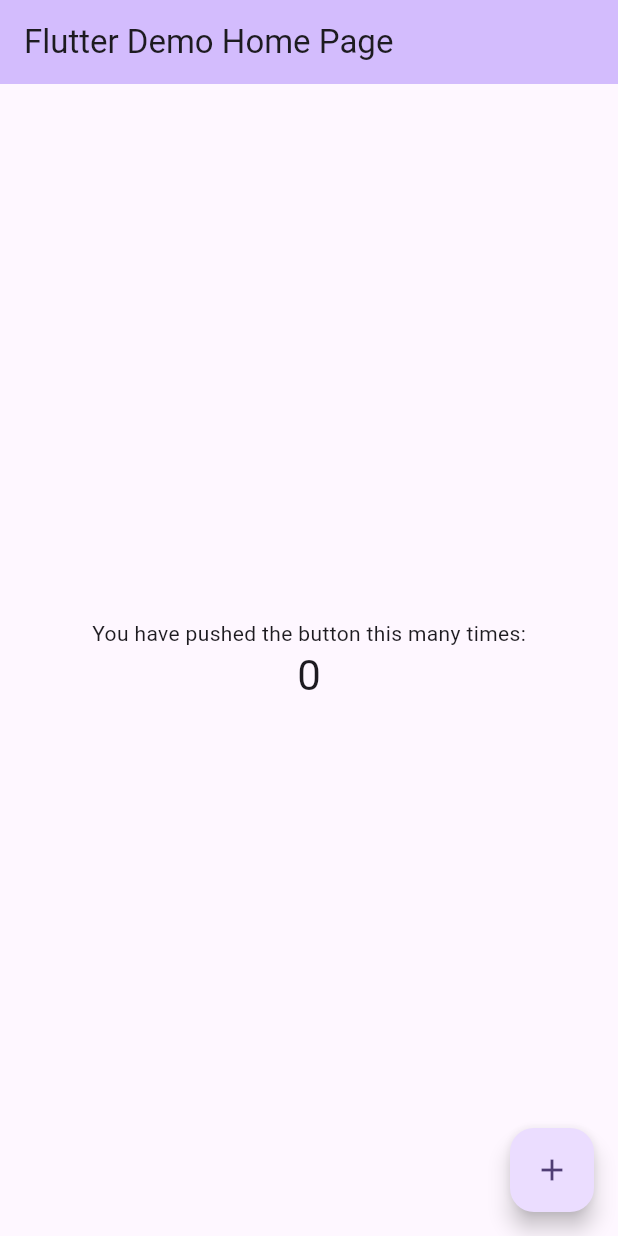
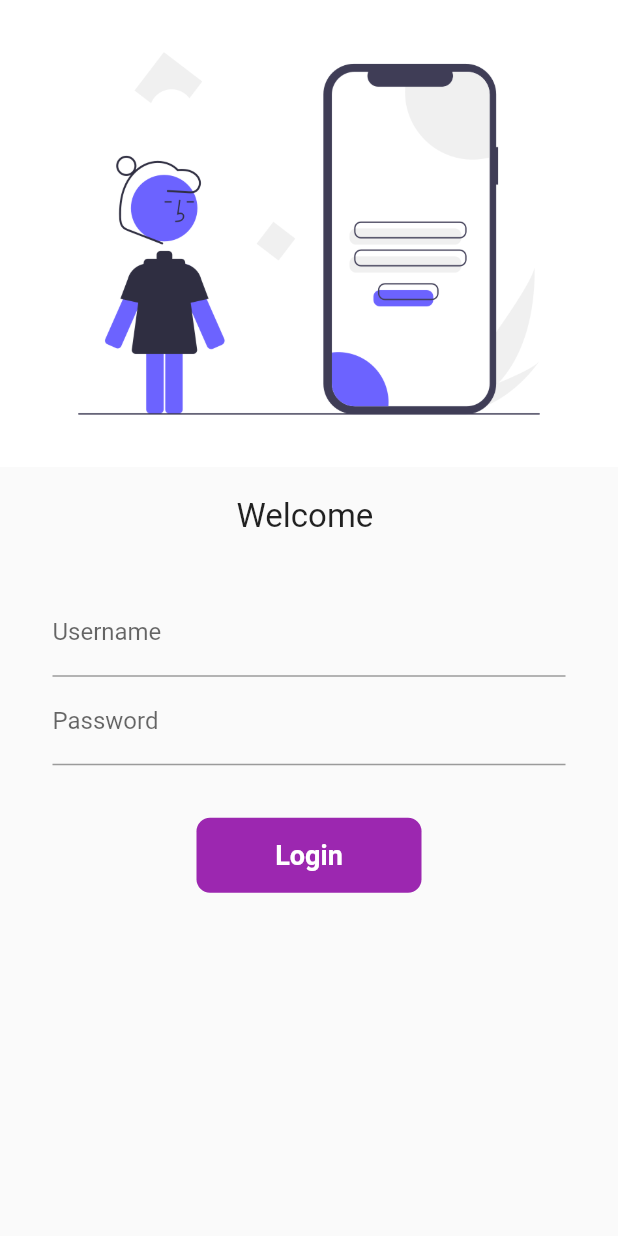
Before and after one commit to Amitboy565/30days-of-flutter-with-pawan, a Flutter app: the screen it shows after launch, on a phone screen of 412 x 824 dp. Run offline on Flutter 3.47's test engine with Material 2 defaults, Android fonts, the phone set to English and light mode, and no system bars; our stand-ins replace google_fonts.

Commit message:
Day1 completed

```diff
--- a/lib/main.dart
+++ b/lib/main.dart
@@ -1,4 +1,8 @@
+import 'package:e_commerce/pages/home.dart';
+import 'package:e_commerce/pages/login.dart';
+import 'package:e_commerce/utils/routes.dart';
 import 'package:flutter/material.dart';
+import 'package:google_fonts/google_fonts.dart';
 
 void main() {
   runApp(const MyApp());
@@ -10,116 +14,19 @@ class MyApp extends StatelessWidget {
   // This widget is the root of your application.
   @override
   Widget build(BuildContext context) {
-    return MaterialApp(
-      title: 'Flutter Demo',
+    return  MaterialApp(
       theme: ThemeData(
-        // This is the theme of your application.
-        //
-        // TRY THIS: Try running your application with "flutter run". You'll see
-        // the application has a blue toolbar. Then, without quitting the app,
-        // try changing the seedColor in the colorScheme below to Colors.green
-        // and then invoke "hot reload" (save your changes or press the "hot
-        // reload" button in a Flutter-supported IDE, or press "r" if you used
-        // the command line to start the app).
-        //
-        // Notice that the counter didn't reset back to zero; the application
-        // state is not lost during the reload. To reset the state, use hot
-        // restart instead.
-        //
-        // This works for code too, not just values: Most code changes can be
-        // tested with just a hot reload.
-        colorScheme: ColorScheme.fromSeed(seedColor: Colors.deepPurple),
-        useMaterial3: true,
-      ),
-      home: const MyHomePage(title: 'Flutter Demo Home Page'),
+        primaryTextTheme: GoogleFonts.latoTextTheme(),
+        primarySwatch: Colors.purple
+    ),
+
+      routes: {
+          "/": (context) => const Login(),
+          MyRoutes.homeroute: (context) => const Home(),
+          MyRoutes.loginroute: (context) => const Login(),
+        }
+
     );
+
   }
 }
-
-class MyHomePage extends StatefulWidget {
-  const MyHomePage({super.key, required this.title});
-
-  // This widget is the home page of your application. It is stateful, meaning
-  // that it has a State object (defined below) that contains fields that affect
-  // how it looks.
-
-  // This class is the configuration for the state. It holds the values (in this
-  // case the title) provided by the parent (in this case the App widget) and
-  // used by the build method of the State. Fields in a Widget subclass are
-  // always marked "final".
-
-  final String title;
-
-  @override
-  State<MyHomePage> createState() => _MyHomePageState();
-}
-
-class _MyHomePageState extends State<MyHomePage> {
-  int _counter = 0;
-
-  void _incrementCounter() {
-    setState(() {
-      // This call to setState tells the Flutter framework that something has
-      // changed in this State, which causes it to rerun the build method below
-      // so that the display can reflect the updated values. If we changed
-      // _counter without calling setState(), then the build method would not be
-      // called again, and so nothing would appear to happen.
-      _counter++;
-    });
-  }
-
-  @override
-  Widget build(BuildContext context) {
-    // This method is rerun every time setState is called, for instance as done
-    // by the _incrementCounter method above.
-    //
-    // The Flutter framework has been optimized to make rerunning build methods
-    // fast, so that you can just rebuild anything that needs updating rather
-    // than having to individually change instances of widgets.
-    return Scaffold(
-      appBar: AppBar(
-        // TRY THIS: Try changing the color here to a specific color (to
-        // Colors.amber, perhaps?) and trigger a hot reload to see the AppBar
-        // change color while the other colors stay the same.
-        backgroundColor: Theme.of(context).colorScheme.inversePrimary,
-        // Here we take the value from the MyHomePage object that was created by
-        // the App.build method, and use it to set our appbar title.
-        title: Text(widget.title),
-      ),
-      body: Center(
-        // Center is a layout widget. It takes a single child and positions it
-        // in the middle of the parent.
-        child: Column(
-          // Column is also a layout widget. It takes a list of children and
-          // arranges them vertically. By default, it sizes itself to fit its
-          // children horizontally, and tries to be as tall as its parent.
-          //
-          // Column has various properties to control how it sizes itself and
-          // how it positions its children. Here we use mainAxisAlignment to
-          // center the children vertically; the main axis here is the vertical
-          // axis because Columns are vertical (the cross axis would be
-          // horizontal).
-          //
-          // TRY THIS: Invoke "debug painting" (choose the "Toggle Debug Paint"
-          // action in the IDE, or press "p" in the console), to see the
-          // wireframe for each widget.
-          mainAxisAlignment: MainAxisAlignment.center,
-          children: <Widget>[
-            const Text(
-              'You have pushed the button this many times:',
-            ),
-            Text(
-              '$_counter',
-              style: Theme.of(context).textTheme.headlineMedium,
-            ),
-          ],
-        ),
-      ),
-      floatingActionButton: FloatingActionButton(
-        onPressed: _incrementCounter,
-        tooltip: 'Increment',
-        child: const Icon(Icons.add),
-      ), // This trailing comma makes auto-formatting nicer for build methods.
-    );
-  }
-}
--- /dev/null
+++ b/lib/pages/home.dart
@@ -0,0 +1,12 @@
+import 'package:flutter/material.dart';
+
+class Home extends StatelessWidget {
+  const Home({super.key});
+
+  @override
+  Widget build(BuildContext context) {
+    return const Material(
+      child: Text("Home"),
+    );
+  }
+}
--- /dev/null
+++ b/lib/pages/login.dart
@@ -0,0 +1,87 @@
+import 'package:e_commerce/utils/routes.dart';
+import 'package:flutter/material.dart';
+
+class Login extends StatefulWidget {
+  const Login({super.key});
+
+  @override
+  State<Login> createState() => _LoginState();
+}
+
+class _LoginState extends State<Login> {
+  String name = "";
+  bool changebutton = false;
+  @override
+  Widget build(BuildContext context) {
+    return Material(
+      child: Column(
+        children: [
+          Image.asset('assets/images/login.png', fit: BoxFit.cover),
+          const SizedBox(
+            height: 20,
+          ),
+          Text(
+            "Welcome $name",
+            style: const TextStyle(
+              fontSize: 22,
+            ),
+          ),
+          Container(
+            margin: const EdgeInsets.all(35),
+            child: Column(
+              children: [
+                TextFormField(
+                    decoration: const InputDecoration(
+                      label: Text('Username'),
+                      hintText: 'Enter your Username',
+                    ),
+                    onChanged: (value) {
+                      name = value;
+                      setState(() {});
+                    }),
+                TextFormField(
+                  decoration: const InputDecoration(
+                    label: Text('Password'),
+                    hintText: 'Enter your Password',
+                  ),
+                  obscureText: true,
+                )
+              ],
+            ),
+          ),
+          Material(
+            color: Colors.purple,
+            borderRadius: BorderRadius.circular(changebutton ? 50 : 9),
+            child: InkWell(
+              onTap: () async {
+                setState(() {
+                  changebutton = true;
+                });
+                await Future.delayed(
+                  const Duration(seconds: 1),
+                );
+                Navigator.pushNamed(context, MyRoutes.homeroute);
+              },
+              child: AnimatedContainer(
+                duration: const Duration(seconds: 1),
+                alignment: Alignment.center,
+                height: 50,
+                width: changebutton ? 50 : 150,
+                child: changebutton
+                    ? const Icon(Icons.done)
+                    : const Text(
+                        "Login",
+                        style: TextStyle(
+                          fontSize: 18,
+                          fontWeight: FontWeight.bold,
+                          color: Colors.white
+                        ),
+                      ),
+              ),
+            ),
+          )
+        ],
+      ),
+    );
+  }
+}
--- /dev/null
+++ b/lib/utils/routes.dart
@@ -0,0 +1,4 @@
+class MyRoutes {
+  static String loginroute = '/Login';
+  static String homeroute = '/Home';
+}
--- a/pubspec.yaml
+++ b/pubspec.yaml
@@ -35,6 +35,7 @@ dependencies:
   # The following adds the Cupertino Icons font to your application.
   # Use with the CupertinoIcons class for iOS style icons.
   cupertino_icons: ^1.0.2
+  google_fonts: ^6.1.0
 
 dev_dependencies:
   flutter_test:
@@ -59,9 +60,8 @@ flutter:
   uses-material-design: true
 
   # To add assets to your application, add an assets section, like this:
-  # assets:
-  #   - images/a_dot_burr.jpeg
-  #   - images/a_dot_ham.jpeg
+  assets:
+    - assets/images/
 
   # An image asset can refer to one or more resolution-specific "variants", see
   # https://flutter.dev/assets-and-images/#resolution-aware
```
Also changed, not shown: assets/images/login.png (added), pubspec.lock, 1 other file.
